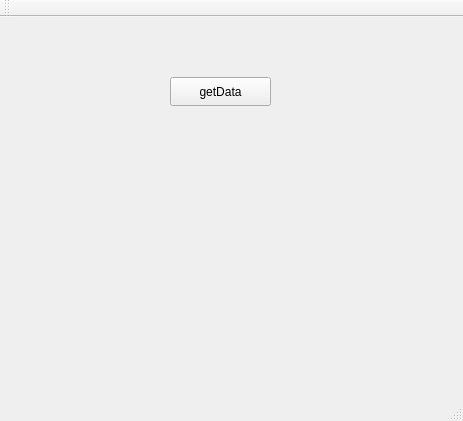
Above: QtTcpClientConsumer/mainwindow.ui from Minnael/QT-SUPERVISORY before the change. Below: the same form after it.
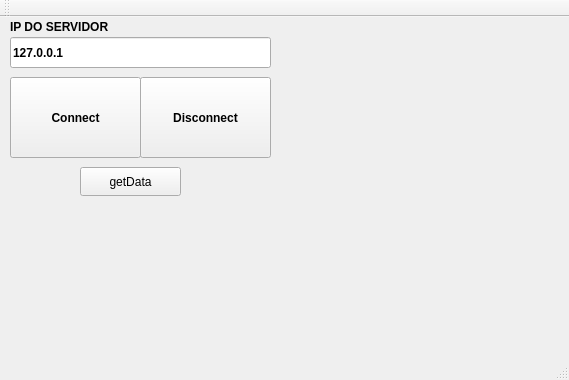
That is the form after the change.

Commit message: adicao do connect/disconnect no consumidor

```diff
--- a/QtTcpClientConsumer/mainwindow.ui
+++ b/QtTcpClientConsumer/mainwindow.ui
@@ -6,8 +6,8 @@
    <rect>
     <x>0</x>
     <y>0</y>
-    <width>463</width>
-    <height>421</height>
+    <width>569</width>
+    <height>380</height>
    </rect>
   </property>
   <property name="windowTitle">
@@ -17,8 +17,8 @@
    <widget class="QPushButton" name="pushButtonGet">
     <property name="geometry">
      <rect>
-      <x>170</x>
-      <y>60</y>
+      <x>80</x>
+      <y>150</y>
       <width>101</width>
       <height>29</height>
      </rect>
@@ -27,6 +27,78 @@
      <string>getData</string>
     </property>
    </widget>
+   <widget class="QLineEdit" name="ipEdit">
+    <property name="geometry">
+     <rect>
+      <x>10</x>
+      <y>20</y>
+      <width>261</width>
+      <height>31</height>
+     </rect>
+    </property>
+    <property name="font">
+     <font>
+      <bold>true</bold>
+     </font>
+    </property>
+    <property name="text">
+     <string>127.0.0.1</string>
+    </property>
+   </widget>
+   <widget class="QPushButton" name="connect">
+    <property name="geometry">
+     <rect>
+      <x>10</x>
+      <y>60</y>
+      <width>131</width>
+      <height>81</height>
+     </rect>
+    </property>
+    <property name="font">
+     <font>
+      <bold>true</bold>
+     </font>
+    </property>
+    <property name="text">
+     <string>Connect</string>
+    </property>
+   </widget>
+   <widget class="QPushButton" name="disconnect">
+    <property name="geometry">
+     <rect>
+      <x>140</x>
+      <y>60</y>
+      <width>131</width>
+      <height>81</height>
+     </rect>
+    </property>
+    <property name="font">
+     <font>
+      <bold>true</bold>
+     </font>
+    </property>
+    <property name="text">
+     <string>Disconnect</string>
+    </property>
+   </widget>
+   <widget class="QLabel" name="label">
+    <property name="geometry">
+     <rect>
+      <x>10</x>
+      <y>0</y>
+      <width>151</width>
+      <height>20</height>
+     </rect>
+    </property>
+    <property name="font">
+     <font>
+      <bold>true</bold>
+     </font>
+    </property>
+    <property name="text">
+     <string>IP DO SERVIDOR</string>
+    </property>
+   </widget>
   </widget>
   <widget class="QMenuBar" name="menuBar">
    <property name="geometry">
```
Left out of the diff: 4 changed lines with no effect on the pictures. The commit also changes 8 other files.
